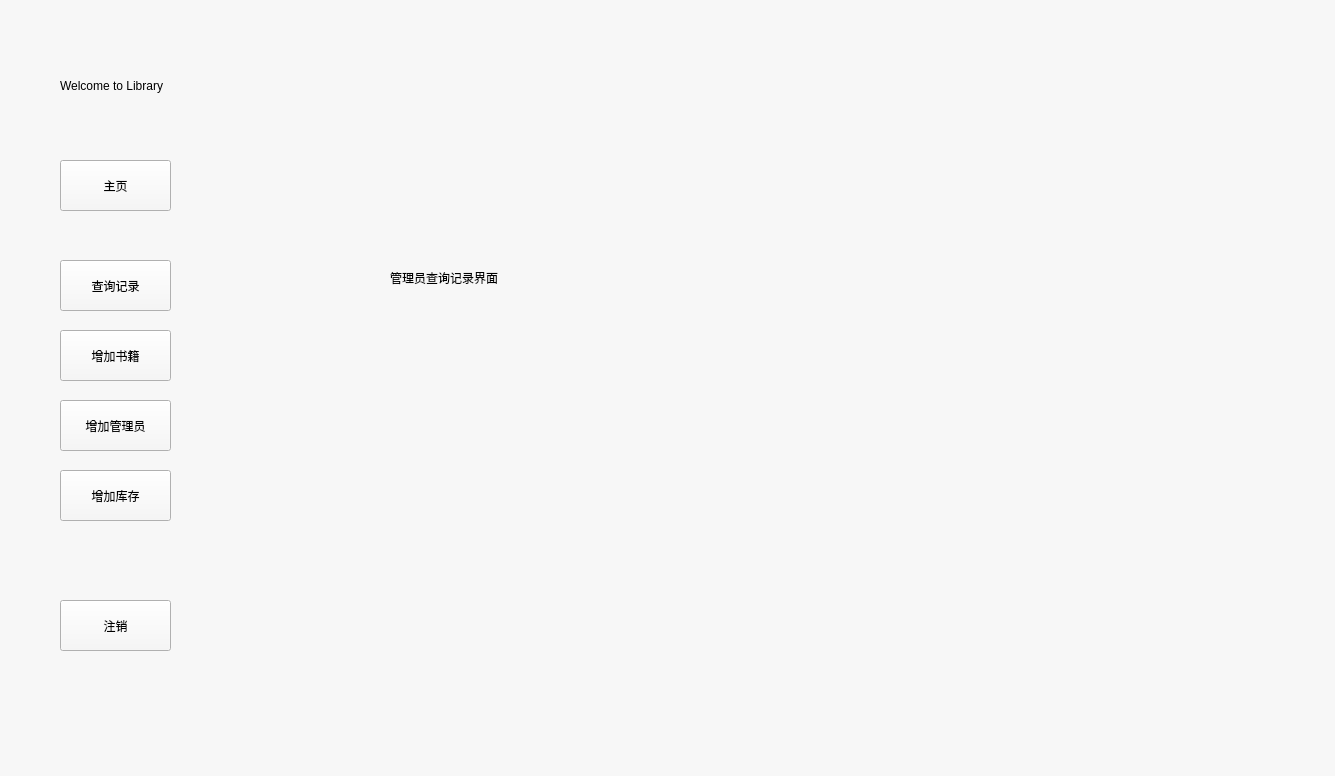
Above: librarysystem.ui from sdwangyu/LibraryDesign before the change. Below: the same form after it.
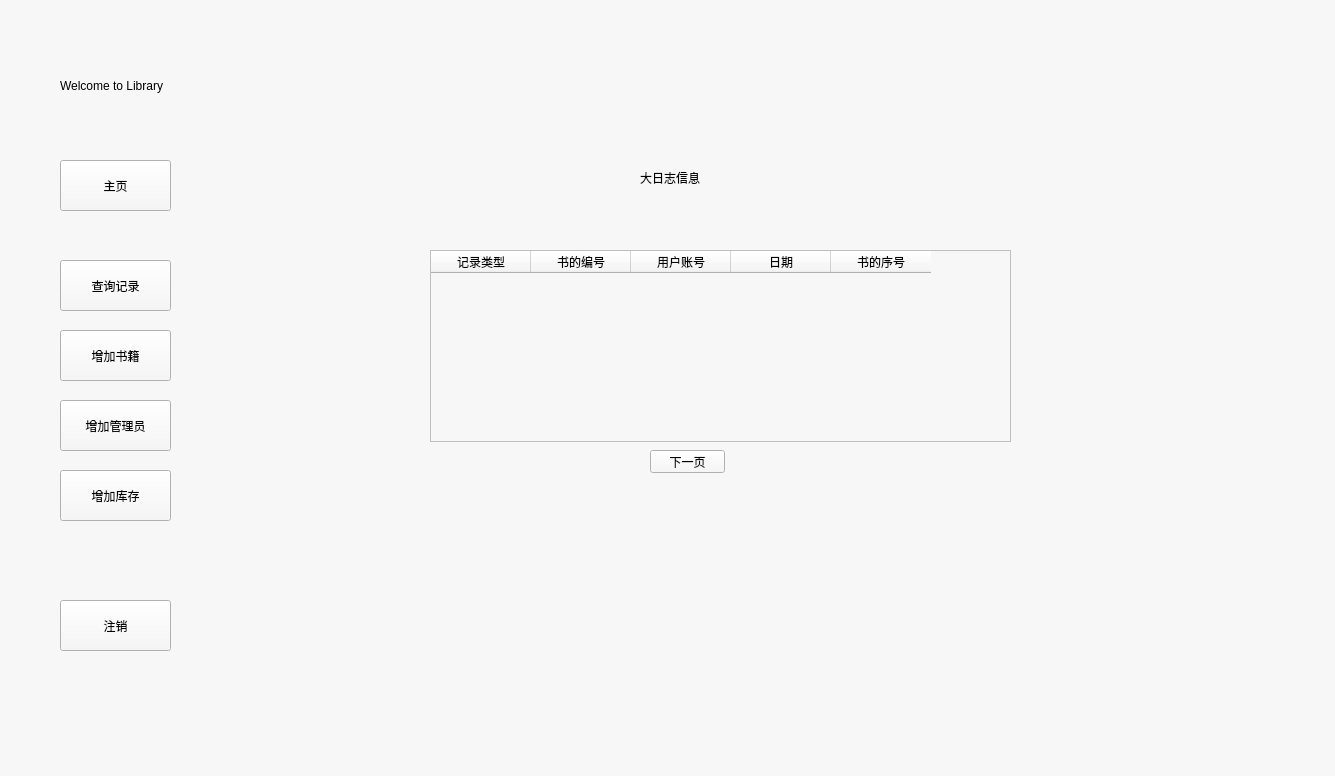
That is the form after the change. The open tabs and pages were chosen to show the change.

Patch:
```diff
--- a/librarysystem.ui
+++ b/librarysystem.ui
@@ -1622,14 +1622,62 @@
       <widget class="QLabel" name="label_14">
        <property name="geometry">
         <rect>
-         <x>170</x>
-         <y>150</y>
-         <width>111</width>
+         <x>420</x>
+         <y>50</y>
+         <width>71</width>
          <height>16</height>
         </rect>
        </property>
        <property name="text">
-        <string>管理员查询记录界面</string>
+        <string>大日志信息</string>
+       </property>
+      </widget>
+      <widget class="QTableWidget" name="logtable">
+       <property name="geometry">
+        <rect>
+         <x>210</x>
+         <y>130</y>
+         <width>581</width>
+         <height>192</height>
+        </rect>
+       </property>
+       <column>
+        <property name="text">
+         <string>记录类型</string>
+        </property>
+       </column>
+       <column>
+        <property name="text">
+         <string>书的编号</string>
+        </property>
+       </column>
+       <column>
+        <property name="text">
+         <string>用户账号</string>
+        </property>
+       </column>
+       <column>
+        <property name="text">
+         <string>日期</string>
+        </property>
+       </column>
+       <column>
+        <property name="text">
+         <string>书的序号</string>
+        </property>
+       </column>
+      </widget>
+      <widget class="QPushButton" name="lognextpageBtn">
+       <property name="geometry">
+        <rect>
+         <x>430</x>
+         <y>330</y>
+         <width>75</width>
+         <height>23</height>
+        </rect>
+       </property>
+       <property name="text">
+        <string>下一页</string>
        </property>
       </widget>
      </widget>
```
